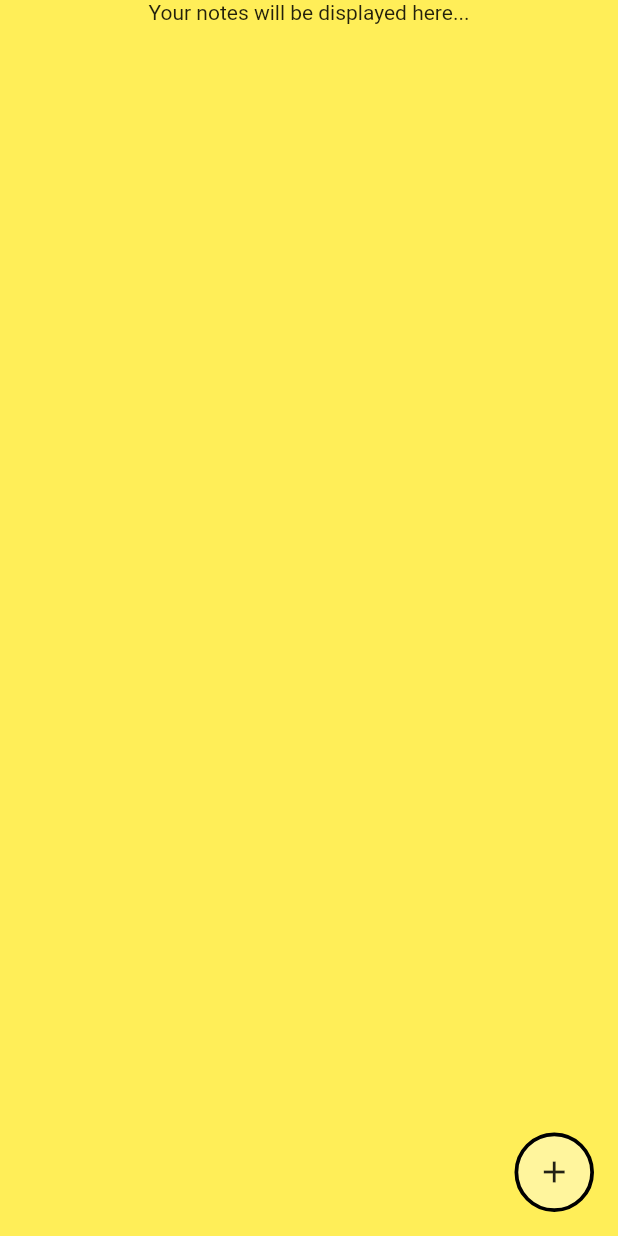
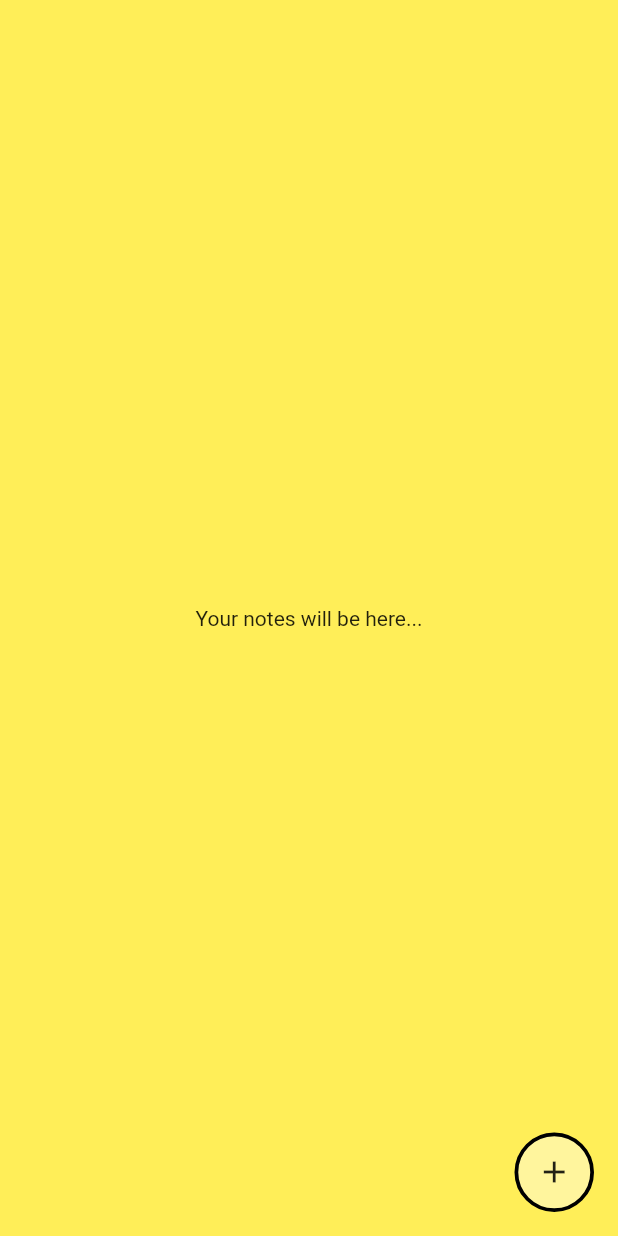
Before and after one commit to RuanEmanuell/studentnotes, a Flutter app: the screen it shows after launch, on a phone screen of 412 x 824 dp. Run offline on Flutter 3.47's test engine with Material 2 defaults, Android fonts, the phone set to English and light mode, and no system bars; missing offline and left inert: flutter_signature_pad.

Commit message:
feat: changing ui

```diff
--- a/lib/screens/home.dart
+++ b/lib/screens/home.dart
@@ -12,11 +12,11 @@ class HomeScreen extends StatelessWidget {
     var screenWidth = MediaQuery.of(context).size.width;
     return Scaffold(
       backgroundColor: const Color.fromARGB(255, 255, 238, 88),
-      body: SingleChildScrollView(
-        child: Consumer<Controller>(
-          builder: (context, value, child) => value.notes.isEmpty
-              ? const Center(child: Text("Your notes will be displayed here..."))
-              : Column(
+      body: Consumer<Controller>(
+        builder: (context, value, child) => value.notes.isEmpty
+            ? const Center(child: Text("Your notes will be here..."))
+            : SingleChildScrollView(
+                child: Column(
                   children: [
                     SizedBox(
                       height: screenHeight,
@@ -76,7 +76,7 @@ class HomeScreen extends StatelessWidget {
                     ),
                   ],
                 ),
-        ),
+              ),
       ),
       floatingActionButton: Container(
           decoration: BoxDecoration(
```
Also changed, not shown: lib/screens/add.dart (+9 -2 lines).
